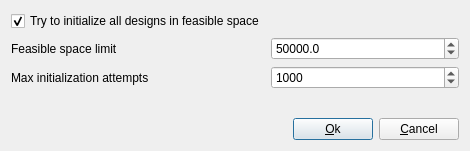
This is ui/initializationsettings.ui in montagdude/Xoptfoil as Qt 5 draws it before an edit. The edited form follows.
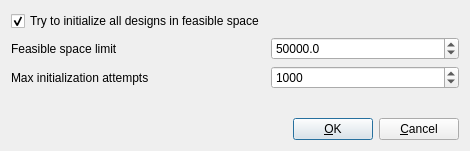
This is the edited form.

What changed in the file:
```diff
--- a/ui/initializationsettings.ui
+++ b/ui/initializationsettings.ui
@@ -108,7 +108,7 @@
      <item>
       <widget class="QPushButton" name="okButton">
        <property name="text">
-        <string>&amp;Ok</string>
+        <string>&amp;OK</string>
        </property>
        <property name="autoDefault">
         <bool>false</bool>
```
